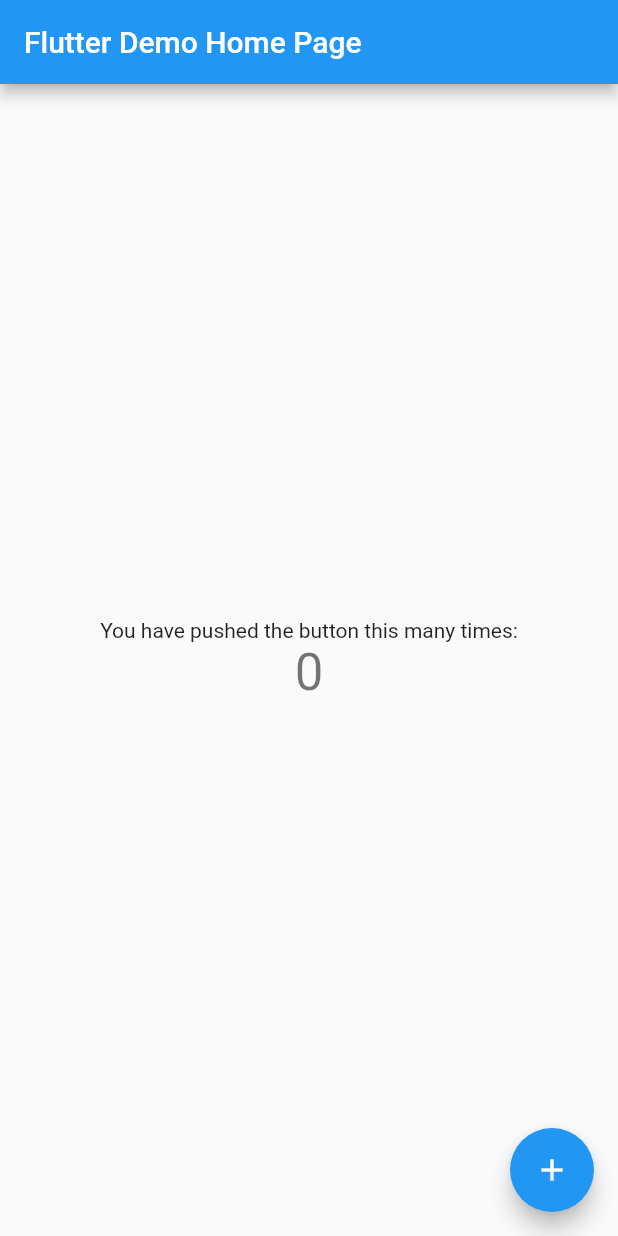
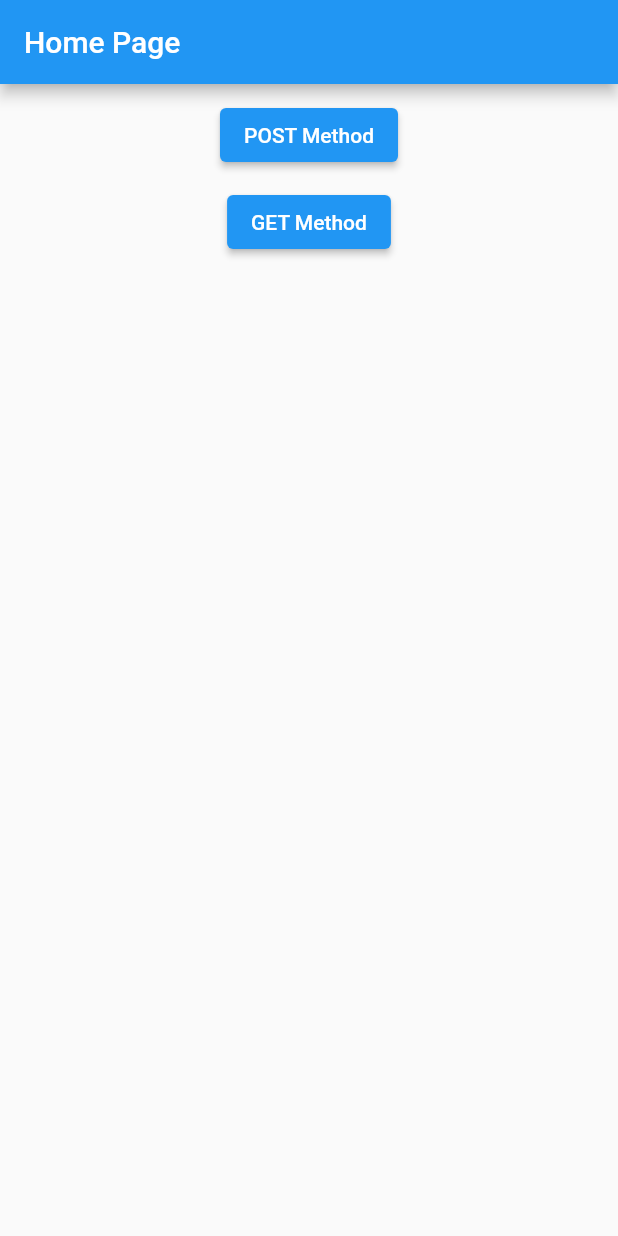
Before and after one commit to emptyplayer07/flutter_application_connect_to_api, a Flutter app: the screen it shows after launch, on a phone screen of 412 x 824 dp. Run offline on Flutter 3.47's test engine with Material 2 defaults, Android fonts, the light colour scheme and no system bars.

Commit message:
menambahkan folder pages dan membuat file main_page.dart, post.dart kedalam folder pages

```diff
--- a/lib/main.dart
+++ b/lib/main.dart
@@ -1,115 +1,17 @@
 import 'package:flutter/material.dart';
+import 'package:flutter_application_connect_to_api/pages/main_page.dart';
 
 void main() {
   runApp(const MyApp());
 }
 
 class MyApp extends StatelessWidget {
-  const MyApp({Key? key}) : super(key: key);
+  const MyApp({super.key});
 
-  // This widget is the root of your application.
   @override
   Widget build(BuildContext context) {
-    return MaterialApp(
-      title: 'Flutter Demo',
-      theme: ThemeData(
-        // This is the theme of your application.
-        //
-        // Try running your application with "flutter run". You'll see the
-        // application has a blue toolbar. Then, without quitting the app, try
-        // changing the primarySwatch below to Colors.green and then invoke
-        // "hot reload" (press "r" in the console where you ran "flutter run",
-        // or simply save your changes to "hot reload" in a Flutter IDE).
-        // Notice that the counter didn't reset back to zero; the application
-        // is not restarted.
-        primarySwatch: Colors.blue,
-      ),
-      home: const MyHomePage(title: 'Flutter Demo Home Page'),
+    return const MaterialApp(
+      home: mainPage(),
     );
   }
 }
-
-class MyHomePage extends StatefulWidget {
-  const MyHomePage({Key? key, required this.title}) : super(key: key);
-
-  // This widget is the home page of your application. It is stateful, meaning
-  // that it has a State object (defined below) that contains fields that affect
-  // how it looks.
-
-  // This class is the configuration for the state. It holds the values (in this
-  // case the title) provided by the parent (in this case the App widget) and
-  // used by the build method of the State. Fields in a Widget subclass are
-  // always marked "final".
-
-  final String title;
-
-  @override
-  State<MyHomePage> createState() => _MyHomePageState();
-}
-
-class _MyHomePageState extends State<MyHomePage> {
-  int _counter = 0;
-
-  void _incrementCounter() {
-    setState(() {
-      // This call to setState tells the Flutter framework that something has
-      // changed in this State, which causes it to rerun the build method below
-      // so that the display can reflect the updated values. If we changed
-      // _counter without calling setState(), then the build method would not be
-      // called again, and so nothing would appear to happen.
-      _counter++;
-    });
-  }
-
-  @override
-  Widget build(BuildContext context) {
-    // This method is rerun every time setState is called, for instance as done
-    // by the _incrementCounter method above.
-    //
-    // The Flutter framework has been optimized to make rerunning build methods
-    // fast, so that you can just rebuild anything that needs updating rather
-    // than having to individually change instances of widgets.
-    return Scaffold(
-      appBar: AppBar(
-        // Here we take the value from the MyHomePage object that was created by
-        // the App.build method, and use it to set our appbar title.
-        title: Text(widget.title),
-      ),
-      body: Center(
-        // Center is a layout widget. It takes a single child and positions it
-        // in the middle of the parent.
-        child: Column(
-          // Column is also a layout widget. It takes a list of children and
-          // arranges them vertically. By default, it sizes itself to fit its
-          // children horizontally, and tries to be as tall as its parent.
-          //
-          // Invoke "debug painting" (press "p" in the console, choose the
-          // "Toggle Debug Paint" action from the Flutter Inspector in Android
-          // Studio, or the "Toggle Debug Paint" command in Visual Studio Code)
-          // to see the wireframe for each widget.
-          //
-          // Column has various properties to control how it sizes itself and
-          // how it positions its children. Here we use mainAxisAlignment to
-          // center the children vertically; the main axis here is the vertical
-          // axis because Columns are vertical (the cross axis would be
-          // horizontal).
-          mainAxisAlignment: MainAxisAlignment.center,
-          children: <Widget>[
-            const Text(
-              'You have pushed the button this many times:',
-            ),
-            Text(
-              '$_counter',
-              style: Theme.of(context).textTheme.headline4,
-            ),
-          ],
-        ),
-      ),
-      floatingActionButton: FloatingActionButton(
-        onPressed: _incrementCounter,
-        tooltip: 'Increment',
-        child: const Icon(Icons.add),
-      ), // This trailing comma makes auto-formatting nicer for build methods.
-    );
-  }
-}
--- /dev/null
+++ b/lib/pages/main_page.dart
@@ -0,0 +1,35 @@
+import 'package:flutter/material.dart';
+import 'package:flutter_application_connect_to_api/pages/post.dart';
+
+// ignore: camel_case_types
+class mainPage extends StatelessWidget {
+  const mainPage({super.key});
+
+  @override
+  Widget build(BuildContext context) {
+    return Scaffold(
+      appBar: AppBar(
+        title: const Text("Home Page"),
+      ),
+      body: Center(
+        child: Column(children: [
+          Container(
+            margin: const EdgeInsets.only(top: 10),
+            child: ElevatedButton(
+                onPressed: () {
+                  Navigator.push(
+                      context,
+                      MaterialPageRoute(
+                          builder: ((context) => const postPage())));
+                },
+                child: const Text("POST Method")),
+          ),
+          Container(
+              margin: const EdgeInsets.only(top: 10),
+              child: ElevatedButton(
+                  onPressed: () {}, child: const Text("GET Method")))
+        ]),
+      ),
+    );
+  }
+}
--- /dev/null
+++ b/lib/pages/post.dart
@@ -0,0 +1,19 @@
+import 'package:flutter/material.dart';
+
+// ignore: camel_case_types
+class postPage extends StatefulWidget {
+  const postPage({super.key});
+
+  @override
+  State<postPage> createState() => _postPageState();
+}
+
+// ignore: camel_case_types
+class _postPageState extends State<postPage> {
+  @override
+  Widget build(BuildContext context) {
+    return Scaffold(
+      appBar: AppBar(title: const Text("POST Method")),
+    );
+  }
+}
```
Also changed, not shown: pubspec.lock.
